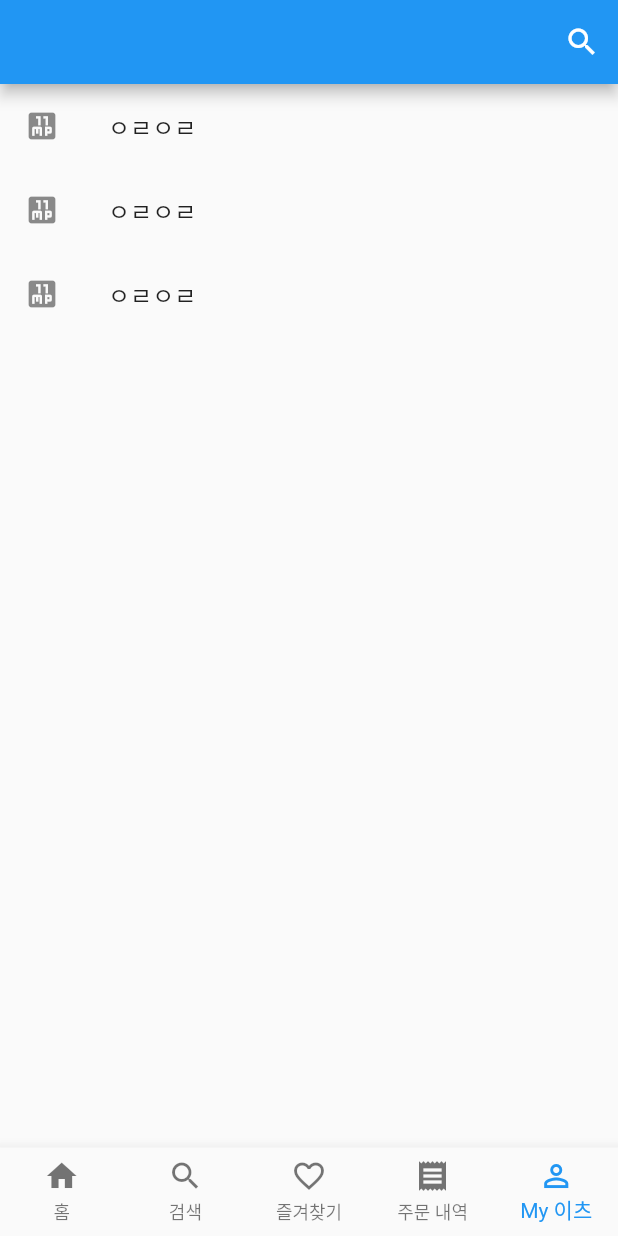
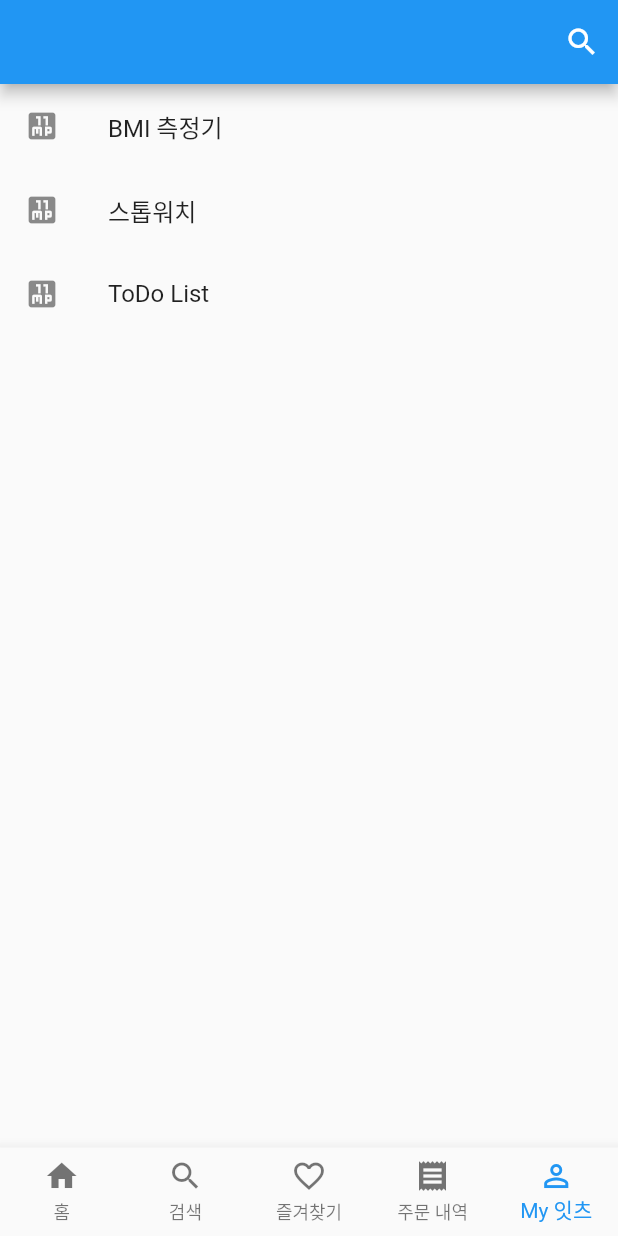
Before and after one commit to Jin-dev92/flutter-coupangEatsClone, a Flutter app: the screen it shows after launch, item 5 of the bottom bar chosen, on a phone screen of 412 x 824 dp. Run offline on Flutter 3.47's test engine with Material 2 defaults, Android fonts, the phone set to English and light mode, and no system bars; our stand-ins replace carousel_slider.

Commit message:
서브 프로젝트 생성 기본 코드 작성

```diff
--- a/lib/main.dart
+++ b/lib/main.dart
@@ -13,13 +13,37 @@
   runApp(const MyApp());
 }
 
-const buttonNavigatorList = <BottomNavigationBarItem>[
-  BottomNavigationBarItem(icon: Icon(Icons.home), label: "홈",),
-  BottomNavigationBarItem(icon: Icon(Icons.search), label: "검색",),
-  BottomNavigationBarItem(icon: Icon(Icons.favorite_border), label: "즐겨찾기",),
-  BottomNavigationBarItem(icon: Icon(Icons.receipt), label: "주문 내역",),
-  BottomNavigationBarItem(icon: Icon(Icons.person_outline), label: "My 이츠",),
-];
+enum bottomNavigation {
+  home,
+  search,
+  favorite,
+  orderHistory,
+  profile,
+}
+
+final Map<bottomNavigation, Map<String, dynamic>> _bottomNavigatorMap = {
+  bottomNavigation.home: {
+    'icon': const Icon(Icons.home),
+    'label': "홈",
+  },
+  bottomNavigation.search: {
+    'icon': const Icon(Icons.search),
+    'label': "검색",
+  },
+  bottomNavigation.favorite: {
+    'icon': const Icon(Icons.favorite_border),
+    'label': "즐겨찾기",
+  },
+  bottomNavigation.orderHistory: {
+    'icon': const Icon(Icons.receipt),
+    'label': "주문 내역",
+  },
+  bottomNavigation.profile: {
+    'icon': const Icon(Icons.person_outline),
+    'label': "My 잇츠",
+  },
+};
+
 const pages = [
   Home(),
   Search(),
@@ -30,6 +54,7 @@
 
 class MyApp extends StatelessWidget {
   const MyApp({Key? key}) : super(key: key);
+
   // log('key:$key')
   @override
   Widget build(BuildContext context) {
@@ -96,7 +121,12 @@
       body: pages[_currentIndex],
       bottomNavigationBar: BottomNavigationBar(
         type: BottomNavigationBarType.fixed,
-        items: buttonNavigatorList,
+        items: _bottomNavigatorMap.entries
+            .map((e) => BottomNavigationBarItem(
+                  icon: e.value['icon'],
+                  label: e.value['label'],
+                ))
+            .toList(),
         currentIndex: _currentIndex,
         onTap: (idx) => {
           setState(() => _currentIndex = idx),
--- a/lib/page/profile.dart
+++ b/lib/page/profile.dart
@@ -1,26 +1,79 @@
+import 'dart:developer';
+import 'dart:math';
+
 import 'package:flutter/material.dart';
 
-class Profile extends StatelessWidget {
-  const Profile({Key? key}) : super(key: key); // 무슨 코드인지 확인 해 볼 것.
+final List<Map<String, dynamic>> listViewItemList = [
+  {
+    'icon': Icon(Icons.eleven_mp),
+    'title': "BMI 측정기",
+  },
+  {
+    'icon': Icon(Icons.eleven_mp),
+    'title': "스톱워치",
+  },
+  {
+    'icon': Icon(Icons.eleven_mp),
+    'title': "ToDo List",
+  },
+];
+
+class Profile extends StatefulWidget {
+  const Profile({Key? key}) : super(key: key);
+
+  @override
+  State<Profile> createState() => _ProfileState();
+}
+
+class _ProfileState extends State<Profile> {
+  var _currentIndex = 0;
+
+  @override
+  void initState() {
+    _currentIndex = 0;
+    super.initState();
+  }
+
+  @override
+  void dispose() {
+    super.dispose();
+  }
+
+  Widget buildBottomSheet (BuildContext context) {
+    Widget component;
+    switch (_currentIndex) {
+      case 0:
+        component = Text("sdfsdfldksfjlkj");
+        break;
+      default:
+        component = Text("컴포넌트가없습니다");
+        break;
+    }
+    return Center(
+      child: component,
+    );
+  }
+
   @override
   Widget build(BuildContext context) {
-    return ListView(
-      scrollDirection: Axis.vertical,
+    return ListView.builder(
       shrinkWrap: true,
-      children: const <Widget>[
-        ListTile(
-          leading: Icon(Icons.eleven_mp),
-          title: Text("ㅇㄹㅇㄹ"),
-        ),
-        ListTile(
-          leading: Icon(Icons.eleven_mp),
-          title: Text("ㅇㄹㅇㄹ"),
-        ),
-        ListTile(
-          leading: Icon(Icons.eleven_mp),
-          title: Text("ㅇㄹㅇㄹ"),
-        ),
-      ],
+      itemCount: listViewItemList.length,
+      itemBuilder: (BuildContext context, int index) {
+        return ListTile(
+          style: ListTileStyle.list,
+          leading: listViewItemList[index]['icon'],
+          title: Text(listViewItemList[index]['title']),
+          onTap: () {
+            setState(() {
+              _currentIndex = index;
+            });
+            showModalBottomSheet(context: context, builder: buildBottomSheet);
+            print("index:$index");
+            // print(listViewItemList[index]['icon']);
+          },
+        );
+      },
     );
   }
 }
```
Also changed, not shown: lib/component/mainDirectComponent.dart (added, +18 -0 lines), lib/page/home.dart (+75 -19 lines), images/1.jpg (deleted), images/2.png (deleted), images/bunsik.png (added).
